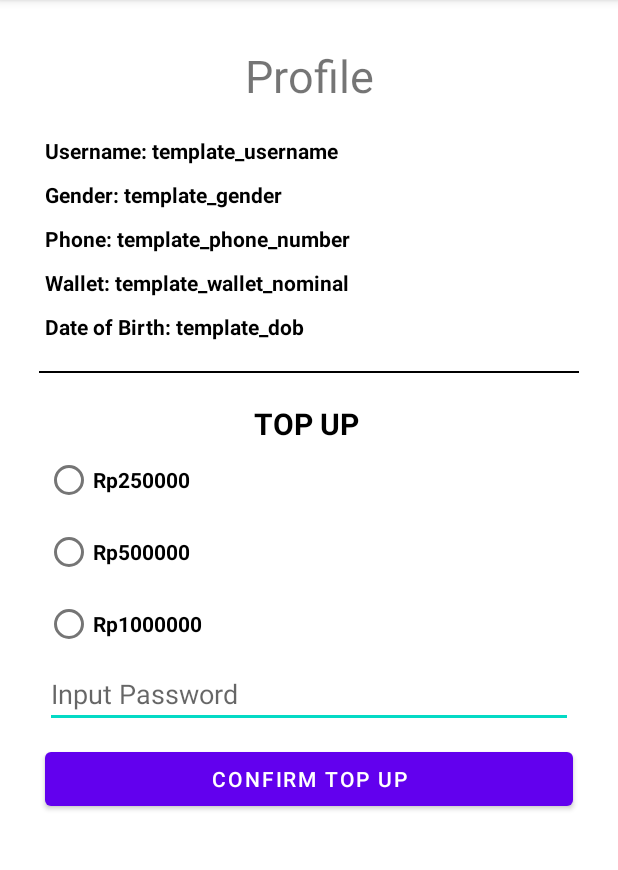
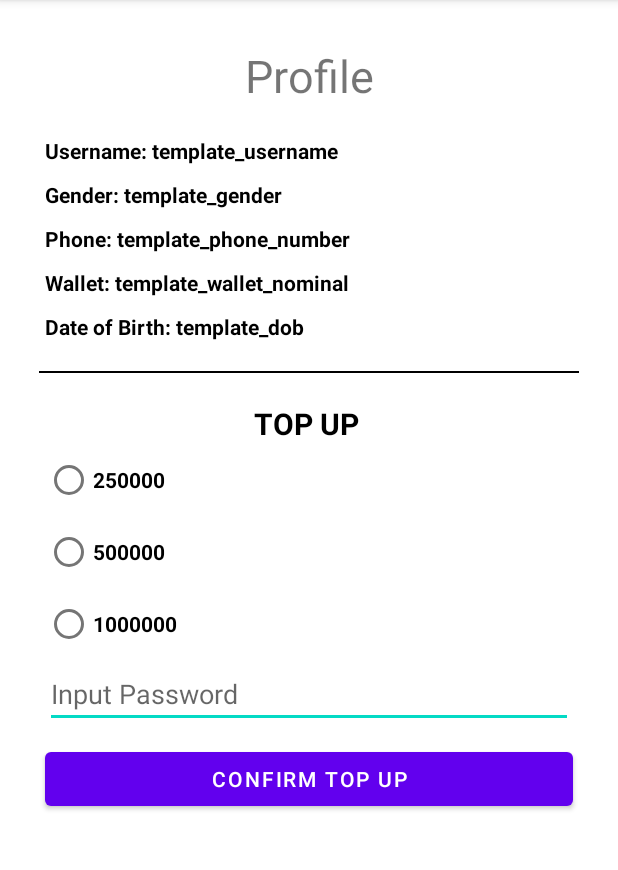
Before and after one commit to michaelwijaya2810/MCS_LAB_Kuuf, an Android app: the ProfileActivity screen opened directly, with no data from a screen before it, on a phone screen of 412 x 824 dp, the part 84-954 px from its top. Run offline under Robolectric (Android 15) with nearby library versions, the phone set to English and light mode, and no system bars; 5 statements that could not run were skipped.

Commit message:
Remove "rp" from radio button 250, 500, 1000

```diff
--- a/app/src/main/res/layout/activity_profile.xml
+++ b/app/src/main/res/layout/activity_profile.xml
@@ -111,7 +111,7 @@
             android:id="@+id/rb250"
             android:layout_width="wrap_content"
             android:layout_height="wrap_content"
-            android:text="Rp250000"
+            android:text="250000"
             android:textColor="@color/black"
             android:textStyle="bold" />
 
@@ -119,7 +119,7 @@
             android:id="@+id/rb500"
             android:layout_width="wrap_content"
             android:layout_height="wrap_content"
-            android:text="Rp500000"
+            android:text="500000"
             android:textColor="@color/black"
             android:textStyle="bold" />
 
@@ -127,7 +127,7 @@
             android:id="@+id/rb1000"
             android:layout_width="wrap_content"
             android:layout_height="wrap_content"
-            android:text="Rp1000000"
+            android:text="1000000"
             android:textColor="@color/black"
             android:textStyle="bold" />
     </RadioGroup>
```
